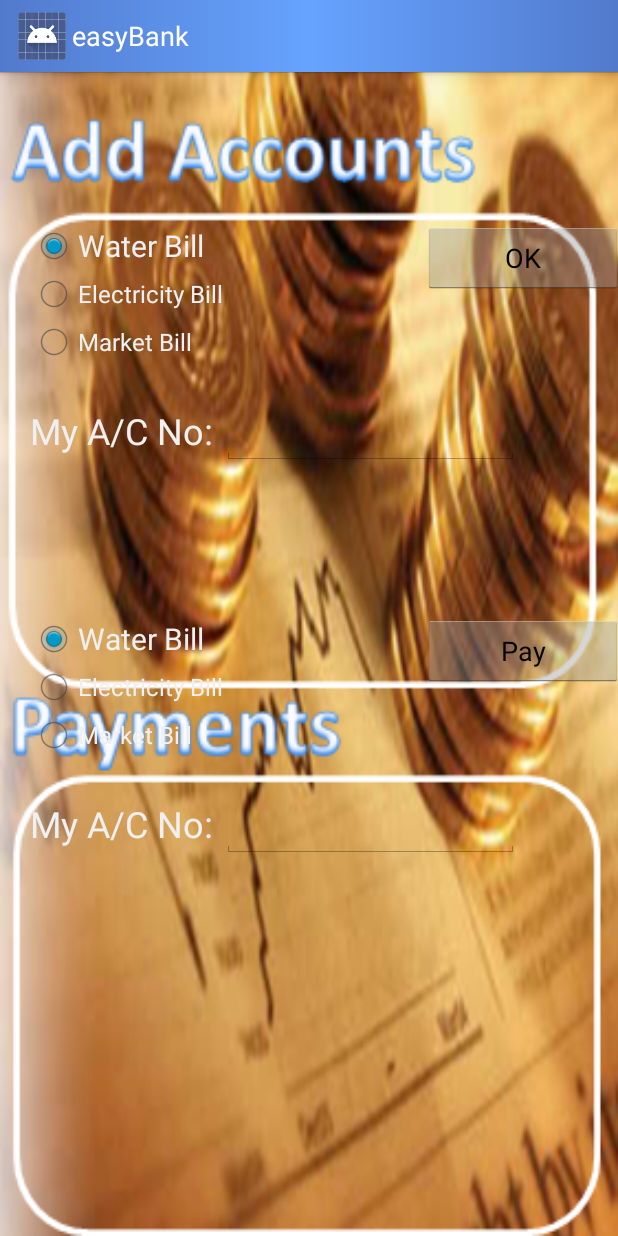
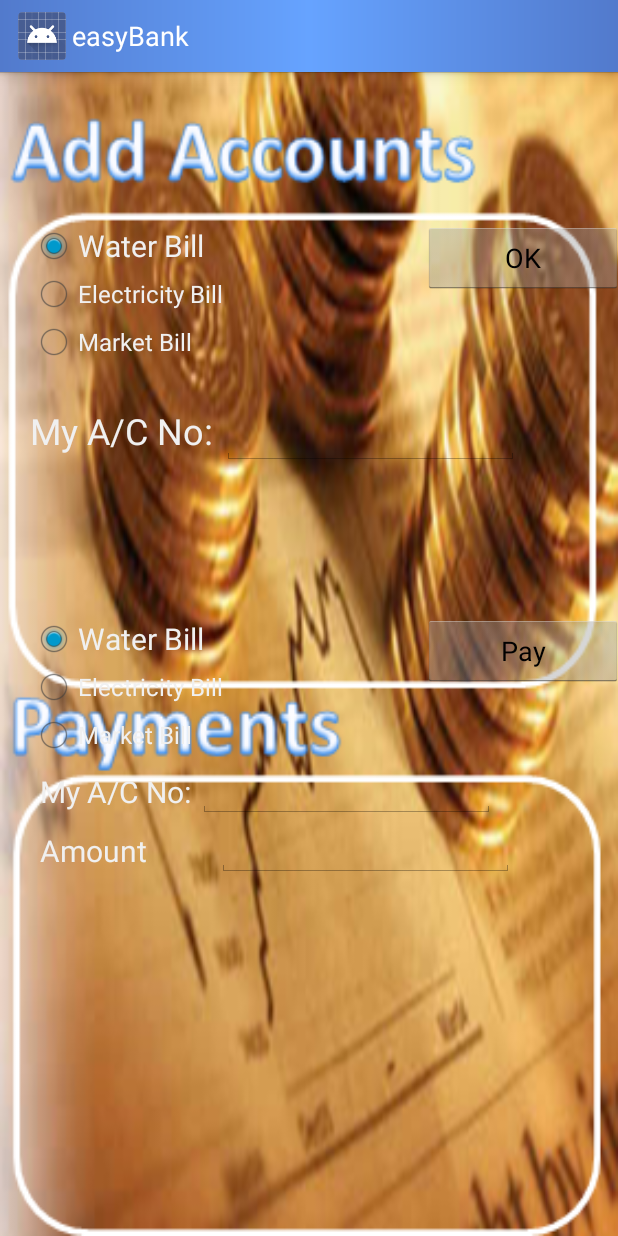
Before and after one commit to nimeshmora/easyBank-Mobile-Application, an Android app: the PayActivity screen opened directly, with no data from a screen before it, after a tap on "Pay", on a phone screen of 412 x 824 dp. Run offline under Robolectric (Android 15) with nearby library versions, the phone set to English and light mode, and no system bars.

Commit message:
Amount field added to the Payment activity

```diff
--- a/MobileBankingApp/app/src/main/java/com/example/nimeshajinarajadasa/mobilebankingapp/PayActivity.java
+++ b/MobileBankingApp/app/src/main/java/com/example/nimeshajinarajadasa/mobilebankingapp/PayActivity.java
@@ -81,6 +81,7 @@ public class PayActivity extends Activity {
         radioBillGroup_pay = (RadioGroup) findViewById(R.id.bill_type_payment);
 
         btnDisplay_pay = (Button) findViewById(R.id.bill_select_btn_payment);
+        final EditText amount = (EditText)findViewById(R.id.amount_payment);
 
         btnDisplay_pay.setOnClickListener(new View.OnClickListener() {
             @Override
@@ -102,12 +103,12 @@ public class PayActivity extends Activity {
                     }else {
                         String RecieverNumRetrieve = cur.getString(cur.getColumnIndex("Acnum"));
 
+                        sendSMS("0719752639", "pay," + myAcNo_pay.getText().toString() + ":" + RecieverNumRetrieve.toString() + ":" + amount.getText().toString());
+                        Toast.makeText(PayActivity.this, "Wait for Payment!...", Toast.LENGTH_LONG).show();
 
 
 
 
-                        sendSMS("0719752639", "tr," + myAcNo_pay.getText().toString() + ":" + RecieverNumRetrieve.toString() + ":" + "200");
-                        Toast.makeText(PayActivity.this, "Wait for Payment!...", Toast.LENGTH_LONG).show();
 
                     }
                     db.close();
--- a/MobileBankingApp/app/src/main/res/layout/activity_pay.xml
+++ b/MobileBankingApp/app/src/main/res/layout/activity_pay.xml
@@ -141,6 +141,32 @@
     </LinearLayout>
 
 
+       <LinearLayout
+        android:layout_width="wrap_content"
+        android:layout_height="wrap_content"
+        android:orientation="horizontal"
+        android:weightSum="1">
+        <TextView
+            android:layout_width="wrap_content"
+            android:layout_height="wrap_content"
+            android:text="My A/C No: "
+            android:layout_marginTop="5px"
+            android:layout_marginLeft="40px"
+            android:textSize="20dp"
+            android:textColor="@color/my_grey"
+            />
+
+        <EditText
+            android:layout_width="198dp"
+            android:layout_height="wrap_content"
+            android:id="@+id/ac_no_payment"
+
+
+            />
+
+
+    </LinearLayout>
+
     <LinearLayout
         android:layout_width="wrap_content"
         android:layout_height="wrap_content"
@@ -149,18 +175,18 @@
         <TextView
             android:layout_width="wrap_content"
             android:layout_height="wrap_content"
-            android:text="My A/C No: "
-            android:layout_marginTop="40px"
-            android:layout_marginLeft="30px"
-            android:textSize="24dp"
+            android:text="Amount"
+            android:layout_marginTop="5px"
+            android:layout_marginLeft="40px"
+            android:textSize="20dp"
             android:textColor="@color/my_grey"
             />
 
         <EditText
             android:layout_width="198dp"
             android:layout_height="wrap_content"
-            android:id="@+id/ac_no_payment"
-            android:layout_marginTop="40px"
+            android:id="@+id/amount_payment"
+            android:layout_marginLeft="70px"
 
             />
 
@@ -169,4 +195,5 @@
 
 
 
+
 </LinearLayout>
```
